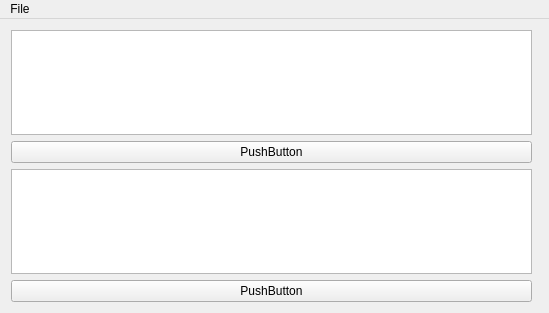
The window that mainwindow.ui (gjpower/qt-opengl-shader-tester) describes before a commit, drawn with Qt 5.
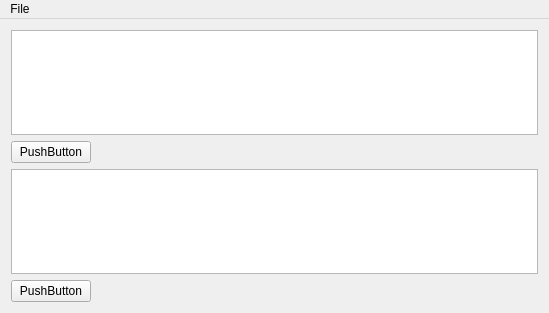
The same window after the commit.

```diff
--- a/mainwindow.ui
+++ b/mainwindow.ui
@@ -33,6 +33,8 @@
          </widget>
         </item>
         <item>
+         <layout class="QHBoxLayout" name="horizontalLayout_2">
+          <item>
          <widget class="QPushButton" name="pushButton">
           <property name="text">
            <string>PushButton</string>
@@ -40,6 +42,21 @@
          </widget>
         </item>
         <item>
+           <spacer name="horizontalSpacer_2">
+            <property name="orientation">
+             <enum>Qt::Horizontal</enum>
+            </property>
+            <property name="sizeHint" stdset="0">
+             <size>
+              <width>40</width>
+              <height>20</height>
+             </size>
+            </property>
+           </spacer>
+          </item>
+         </layout>
+        </item>
+        <item>
          <widget class="QTextEdit" name="textEdit">
           <property name="autoFillBackground">
            <bool>true</bool>
@@ -47,16 +64,30 @@
          </widget>
         </item>
         <item>
+         <layout class="QHBoxLayout" name="horizontalLayout_3">
+          <item>
          <widget class="QPushButton" name="pushButton_2">
           <property name="text">
            <string>PushButton</string>
           </property>
          </widget>
         </item>
-       </layout>
-      </item>
       <item>
-       <widget class="QWidget" name="glWidget" native="true"/>
+           <spacer name="horizontalSpacer">
+            <property name="orientation">
+             <enum>Qt::Horizontal</enum>
+            </property>
+            <property name="sizeHint" stdset="0">
+             <size>
+              <width>40</width>
+              <height>20</height>
+             </size>
+            </property>
+           </spacer>
+          </item>
+         </layout>
+        </item>
+       </layout>
       </item>
      </layout>
     </item>
```
Lines whose indentation alone changed are shown as unchanged.
